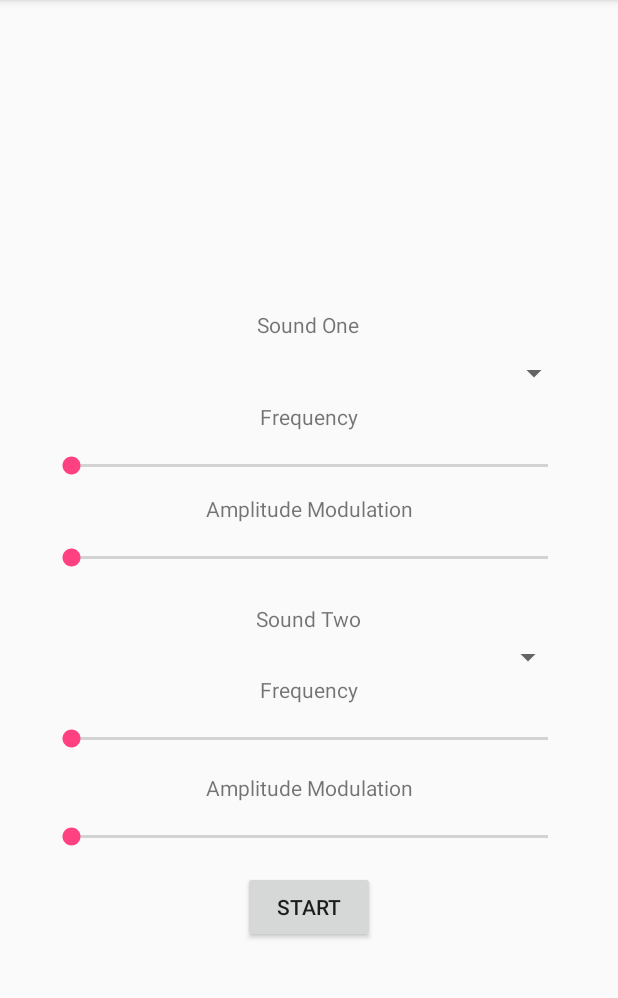
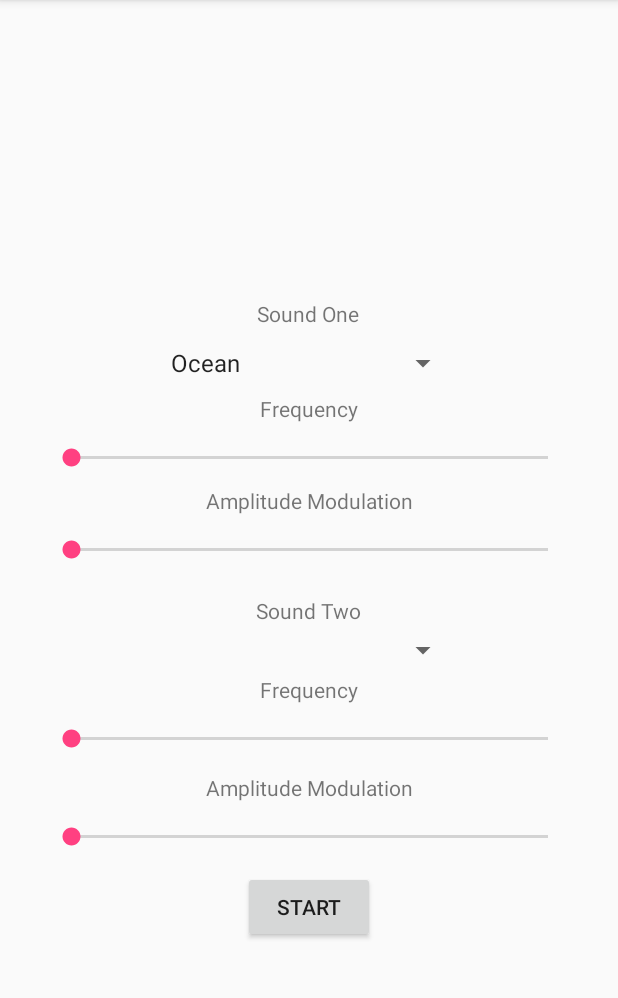
Before and after one commit to zhg0003/DesignProject, an Android app: the screen it shows after launch (MainActivity), on a phone screen of 412 x 824 dp, the part 84-1082 px from its top. Run offline under Robolectric (Android 15) with nearby library versions, the phone set to English and light mode, and no system bars.

Commit message:
Added rain, ocean, and wind sounds

```diff
--- a/app/src/main/java/com/example/g/luciddreamgenerator/MainActivity.java
+++ b/app/src/main/java/com/example/g/luciddreamgenerator/MainActivity.java
@@ -10,6 +10,17 @@ import android.view.View;
 import android.widget.EditText;
 import android.widget.Button;
 import android.widget.TextView;
+import java.util.ArrayList;
+import java.util.List;
+import android.media.MediaPlayer;
+import android.app.Activity;
+import android.os.Bundle;
+import android.view.View;
+import android.view.View.OnClickListener;
+import android.widget.ArrayAdapter;
+import android.widget.Button;
+import android.widget.Spinner;
+import android.widget.Toast;
 
 public class MainActivity extends AppCompatActivity {
     //UI stuff
@@ -17,6 +28,8 @@ public class MainActivity extends AppCompatActivity {
     private EditText amplitude;
     private Button generate;
     private TextView result;
+    private Spinner spinner1; // sound one
+    private Spinner spinner2; // sound two
 
     //AudioTrack related stuff
     private final int sampleRate = 8000;
@@ -28,12 +41,15 @@ public class MainActivity extends AppCompatActivity {
     //sound related stuff
     private float Hz ;
     private float amp;
+    private MediaPlayer mp;
 
     Handler handle = new Handler();
     @Override
     protected void onCreate(Bundle savedInstanceState) {
         super.onCreate(savedInstanceState);
         setContentView(R.layout.activity_main);
+        addItemsOnSpinner();
+        setUpStartButton();
         /*frequency  = (EditText)findViewById(R.id.frequency);
         amplitude = (EditText)findViewById(R.id.amplitude);
         generate = (Button)findViewById(R.id.generate);
@@ -57,6 +73,49 @@ public class MainActivity extends AppCompatActivity {
                 thread.start();
             }
         });*/
+    }
+
+    public void addItemsOnSpinner() {
+
+        spinner1 = (Spinner) findViewById(R.id.spinner);
+        List<String> list = new ArrayList<String>();
+        list.add("Ocean");
+        list.add("Rain");
+        list.add("Wind");
+        ArrayAdapter<String> dataAdapter = new ArrayAdapter<String>(this,
+                android.R.layout.simple_spinner_item, list);
+        dataAdapter.setDropDownViewResource(android.R.layout.simple_spinner_dropdown_item);
+        spinner1.setAdapter(dataAdapter);
+    }
+
+    public void setUpStartButton(){
+        Button start_button = (Button) findViewById(R.id.button);
+        start_button.setOnClickListener(new View.OnClickListener() {
+            @Override
+            public void onClick(View v) {
+                stopPlaying();
+                String selected_mp3 = spinner1.getSelectedItem().toString();
+
+                if (selected_mp3 == "Ocean")
+                    mp = MediaPlayer.create(MainActivity.this, R.raw.ocean);
+                else if (selected_mp3 == "Rain")
+                    mp = MediaPlayer.create(MainActivity.this, R.raw.rain);
+                else if (selected_mp3 == "Wind")
+                    mp = MediaPlayer.create(MainActivity.this, R.raw.wind);
+                else
+                    mp = MediaPlayer.create(MainActivity.this, R.raw.rain); // play rain by default
+
+                mp.start();
+            }
+        });
+    }
+
+    private void stopPlaying() {
+        if (mp != null) {
+            mp.stop();
+            mp.release();
+            mp = null;
+        }
     }
 
     /*void generate()
--- a/app/src/main/res/layout/activity_main.xml
+++ b/app/src/main/res/layout/activity_main.xml
@@ -31,8 +31,8 @@
 
     <Spinner
         android:id="@+id/spinner"
-        android:layout_width="348dp"
-        android:layout_height="23dp"
+        android:layout_width="200dp"
+        android:layout_height="25dp"
         android:layout_marginBottom="8dp"
         android:layout_marginEnd="8dp"
         android:layout_marginStart="8dp"
@@ -102,13 +102,13 @@
 
     <Spinner
         android:id="@+id/spinner2"
-        android:layout_width="368dp"
-        android:layout_height="wrap_content"
+        android:layout_width="200dp"
+        android:layout_height="25dp"
+        android:layout_marginBottom="4dp"
         android:layout_marginEnd="8dp"
         android:layout_marginStart="8dp"
         app:layout_constraintBottom_toTopOf="@+id/textView5"
         app:layout_constraintEnd_toEndOf="parent"
-        app:layout_constraintHorizontal_bias="0.0"
         app:layout_constraintStart_toStartOf="parent" />
 
     <TextView
```
Also changed, not shown: 60 other files.
